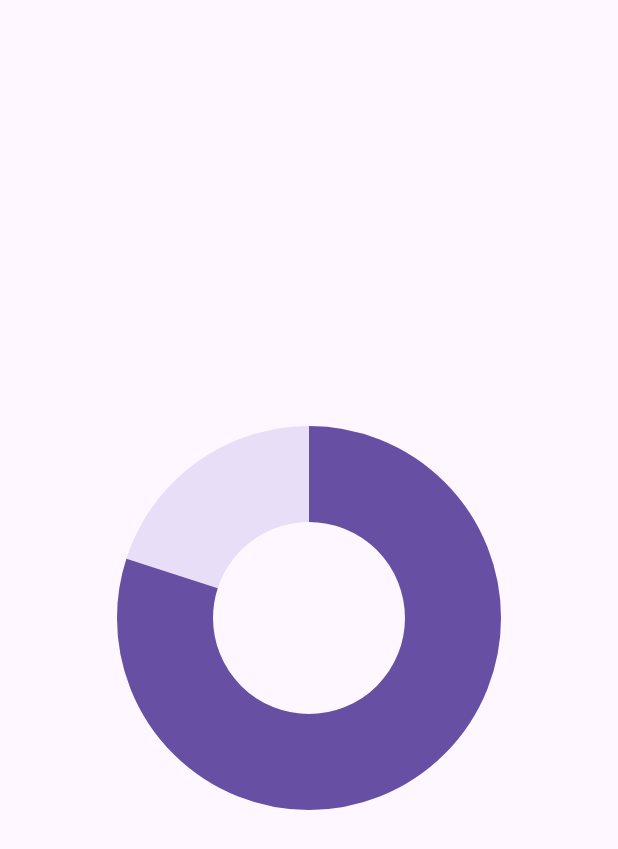
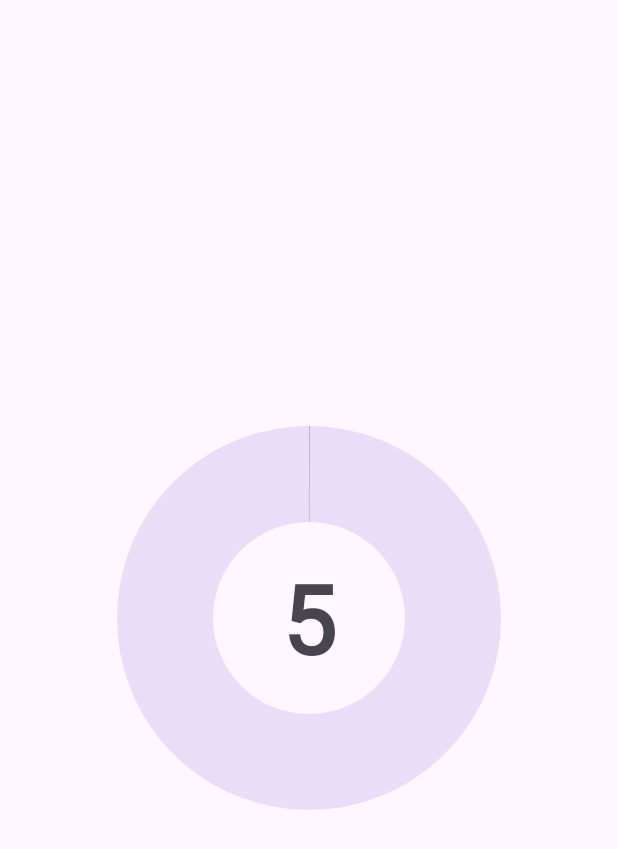
Before and after one commit to askartius/pomodoro, an Android app: the screen it shows after launch (MainActivity), on a phone screen of 412 x 824 dp. Shown: the top 849 px of the screen. Run offline under Robolectric (Android 15) with nearby library versions, the phone set to English and light mode, and no system bars.

Commit message:
Display time in the center of the circle

```diff
--- a/app/src/main/java/askartius/pomodoro/MainActivity.java
+++ b/app/src/main/java/askartius/pomodoro/MainActivity.java
@@ -6,6 +6,8 @@ import android.media.RingtoneManager;
 import android.media.SoundPool;
 import android.os.Bundle;
 import android.os.CountDownTimer;
+import android.view.DragEvent;
+import android.view.View;
 import android.widget.Toast;
 
 import androidx.activity.EdgeToEdge;
@@ -15,9 +17,10 @@ import androidx.core.view.ViewCompat;
 import androidx.core.view.WindowInsetsCompat;
 
 import com.google.android.material.progressindicator.CircularProgressIndicator;
+import com.google.android.material.textview.MaterialTextView;
 
 public class MainActivity extends AppCompatActivity {
-    private final int focusTime = 10; // Focus time in seconds
+    private int time = 5 * 60; // Focus time in seconds
 
     @Override
     protected void onCreate(Bundle savedInstanceState) {
@@ -31,27 +34,44 @@ public class MainActivity extends AppCompatActivity {
         });
 
         CircularProgressIndicator timeCircle = findViewById(R.id.time_circle);
-        timeCircle.setMax(focusTime);
+        timeCircle.setMax(time * 60);
 
-        SoundPool soundPool = new SoundPool.Builder().build();
-        int dingId = soundPool.load(this, R.raw.ding, 1);
+        MaterialTextView timeDisplay = findViewById(R.id.time_display);
+        timeDisplay.setText(String.valueOf(time / 60));
+        timeDisplay.setOnClickListener(new View.OnClickListener() {
+            @Override
+            public void onClick(View v) {
+                if (time == 5) {
+                    time = 25;
+                } else {
+                    time = 5;
+                }
 
-        new CountDownTimer(focusTime * 1000, 1000) {
+                timeDisplay.setText(String.valueOf(time));
+            }
+        });
+
+
+        SoundPool soundPool = new SoundPool.Builder()
+                .setAudioAttributes(
+                        new AudioAttributes.Builder()
+                                .setContentType(AudioAttributes.CONTENT_TYPE_SONIFICATION)
+                                .setUsage(AudioAttributes.USAGE_ALARM)
+                                .build()
+                )
+                .build();
+        int ding = soundPool.load(this, R.raw.ding, 1);
+
+        new CountDownTimer(time * 60000L, 1000) {
             @Override
             public void onTick(long millisUntilFinished) {
-                timeCircle.setProgress((int) (focusTime - millisUntilFinished / 1000), true);
+                timeCircle.setProgress((int) (time * 60 - millisUntilFinished / 1000));
             }
 
             @Override
             public void onFinish() {
-                Toast.makeText(MainActivity.this, "Focus finished, time to relax!", Toast.LENGTH_SHORT).show();
-
-
-                //soundPool.play(dingId, 1, 1, 1, 3, 1);
-                MediaPlayer player = MediaPlayer.create(getApplicationContext(), R.raw.ding);
-                for (int i = 0; i < 3; i++) {
-                    player.start();
-                }
+                Toast.makeText(MainActivity.this, "Focus finished, time to relax!", Toast.LENGTH_LONG).show();
+                soundPool.play(ding, 1, 1, 1, 3, 1);
             }
         }.start();
     }
--- /dev/null
+++ b/app/src/main/res/drawable/start.xml
@@ -0,0 +1,5 @@
+<vector xmlns:android="http://schemas.android.com/apk/res/android" android:height="48dp" android:viewportHeight="24" android:viewportWidth="24" android:width="48dp">
+
+    <path android:fillColor="#000000" android:pathData="M6,4v16a1,1 0,0 0,1.524 0.852l13,-8a1,1 0,0 0,0 -1.704l-13,-8a1,1 0,0 0,-1.524 0.852z"/>
+
+</vector>
--- a/app/src/main/res/layout/activity_main.xml
+++ b/app/src/main/res/layout/activity_main.xml
@@ -1,21 +1,31 @@
 <?xml version="1.0" encoding="utf-8"?>
-<LinearLayout xmlns:android="http://schemas.android.com/apk/res/android"
+<FrameLayout xmlns:android="http://schemas.android.com/apk/res/android"
     xmlns:app="http://schemas.android.com/apk/res-auto"
     xmlns:tools="http://schemas.android.com/tools"
     android:id="@+id/main"
     android:layout_width="match_parent"
     android:layout_height="match_parent"
-    android:gravity="center"
     tools:context=".MainActivity">
 
     <com.google.android.material.progressindicator.CircularProgressIndicator
         android:id="@+id/time_circle"
-        android:layout_width="match_parent"
-        android:layout_height="match_parent"
+        android:layout_width="wrap_content"
+        android:layout_height="wrap_content"
+        android:layout_gravity="center"
         app:indicatorInset="16dp"
         app:indicatorSize="256dp"
         app:indicatorTrackGapSize="0dp"
         app:trackCornerRadius="0dp"
         app:trackThickness="64dp" />
 
-</LinearLayout>
+    <com.google.android.material.textview.MaterialTextView
+        android:id="@+id/time_display"
+        android:layout_width="128dp"
+        android:layout_height="128dp"
+        android:layout_gravity="center"
+        android:gravity="center"
+        android:text=""
+        android:textSize="64sp"
+        android:textStyle="bold" />
+
+</FrameLayout>
--- a/app/src/main/res/values-night/themes.xml
+++ b/app/src/main/res/values-night/themes.xml
@@ -1,7 +1,4 @@
 <resources xmlns:tools="http://schemas.android.com/tools">
-    <!-- Base application theme. -->
     <style name="Base.Theme.Pomodoro" parent="Theme.Material3.DayNight.NoActionBar">
-        <!-- Customize your dark theme here. -->
-        <!-- <item name="colorPrimary">@color/my_dark_primary</item> -->
     </style>
 </resources>
--- a/app/src/main/res/values/themes.xml
+++ b/app/src/main/res/values/themes.xml
@@ -1,8 +1,6 @@
 <resources xmlns:tools="http://schemas.android.com/tools">
-    <!-- Base application theme. -->
     <style name="Base.Theme.Pomodoro" parent="Theme.Material3.DayNight.NoActionBar">
-        <!-- Customize your light theme here. -->
-        <!-- <item name="colorPrimary">@color/my_light_primary</item> -->
+        <item name="fontFamily">@font/inter</item>
     </style>
 
     <style name="Theme.Pomodoro" parent="Base.Theme.Pomodoro" />
```
Also changed, not shown: 1 other file.
